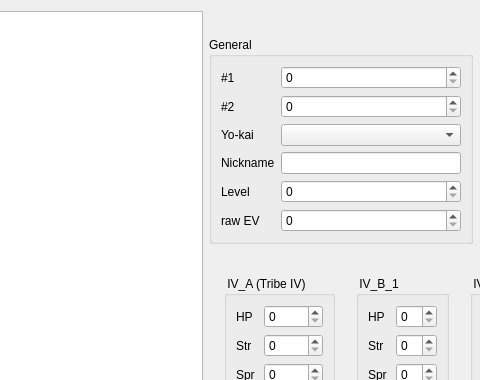
Before: the Qt Designer form youkaitab.ui in MirayXS/Yo-kai_Editor_1, drawn with Qt 5; both pictures show x 106 to 586 and y 0 to 380 of the 695 by 603 pixel window.
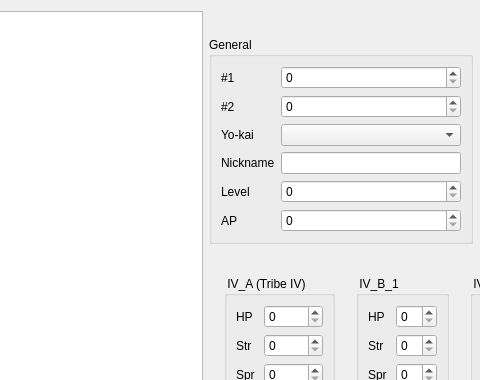
After: the same form once the commit is applied.

Patch:
```diff
--- a/youkaitab.ui
+++ b/youkaitab.ui
@@ -90,7 +90,7 @@
             <item row="8" column="0">
              <widget class="QLabel" name="label_10">
               <property name="text">
-               <string>raw EV</string>
+               <string>AP</string>
               </property>
              </widget>
             </item>
```
